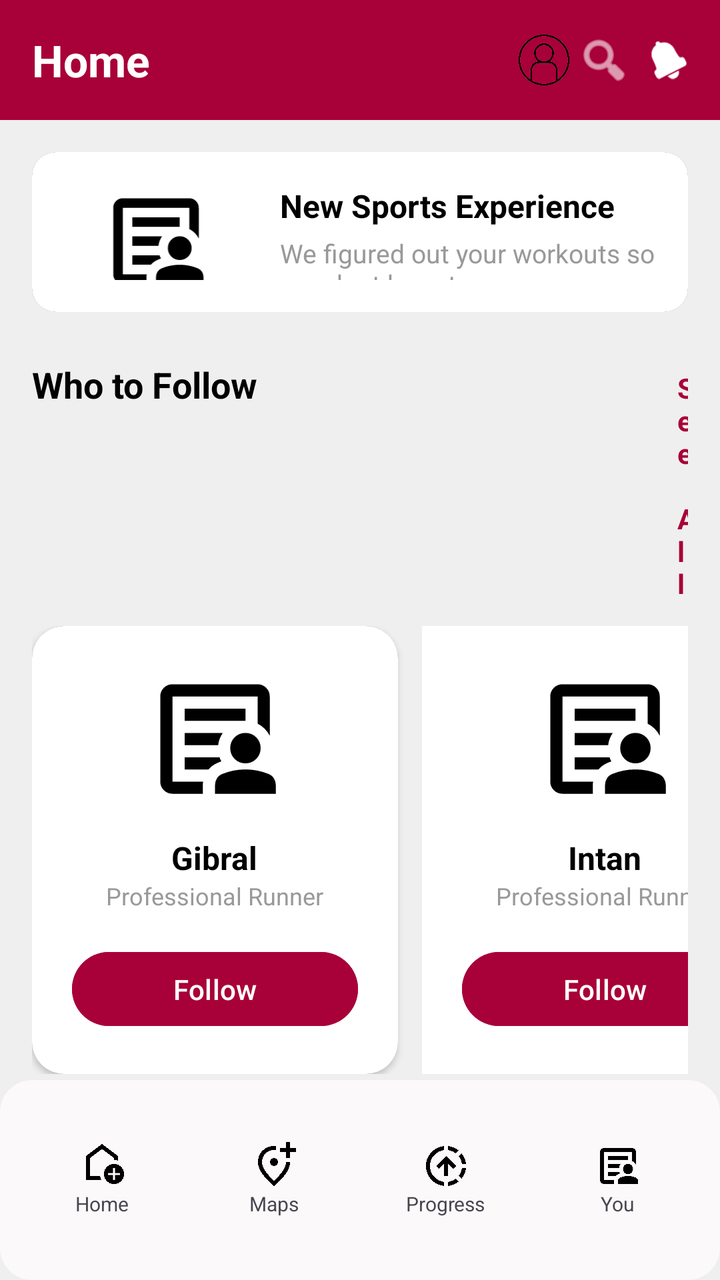
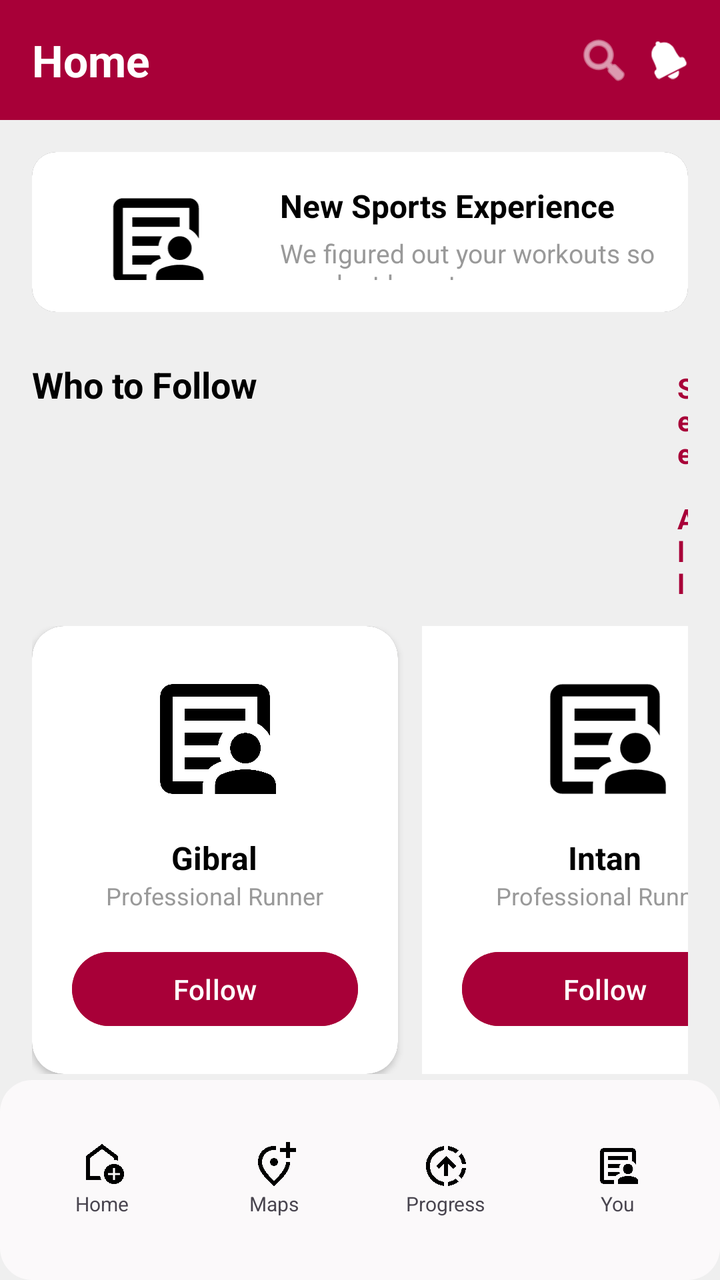

Compare the two renders of this Android layout. The source of the first and the diff that turns it into the second are given below.
<!-- AndroidManifest.xml: application theme Theme.Dtta -->
<!-- res/layout/activity_home.xml -->
<?xml version="1.0" encoding="utf-8"?>
<androidx.constraintlayout.widget.ConstraintLayout xmlns:android="http://schemas.android.com/apk/res/android"
    xmlns:app="http://schemas.android.com/apk/res-auto"
    xmlns:tools="http://schemas.android.com/tools"
    android:id="@+id/main"
    android:layout_width="match_parent"
    android:layout_height="match_parent"
    android:background="#EFEFEF">

    <RelativeLayout
        android:id="@+id/header"
        android:layout_width="match_parent"
        android:layout_height="60dp"
        android:background="#A80038"
        android:paddingHorizontal="16dp"
        app:layout_constraintTop_toTopOf="parent" >


        <TextView
            android:layout_width="wrap_content"
            android:layout_height="wrap_content"
            android:layout_centerVertical="true"
            android:text="Home"
            android:textColor="#FFFFFF"
            android:textSize="22sp"
            android:textStyle="bold" />

        <LinearLayout
            android:layout_width="wrap_content"
            android:layout_height="wrap_content"
            android:layout_alignParentEnd="true"
            android:layout_centerVertical="true">

            <ImageView
                android:id="@+id/icProfile"
                android:layout_width="32dp"
                android:layout_height="28dp"
                android:layout_weight="1"
                android:clickable="true"
                app:srcCompat="@drawable/orang" />

            <ImageView
                android:layout_width="28dp"
                android:layout_height="28dp"
                android:layout_marginEnd="9dp"
                android:src="@android:drawable/ic_menu_search"
                app:tint="#FFFFFF" />

            <ImageView
                android:layout_width="19dp"
                android:layout_height="match_parent"
                android:src="@android:drawable/ic_popup_reminder"
                app:tint="#FFFFFF" />
        </LinearLayout>
    </RelativeLayout>

    <androidx.core.widget.NestedScrollView
        android:layout_width="match_parent"
        android:layout_height="0dp"
        app:layout_constraintBottom_toTopOf="@id/bottomBar"
        app:layout_constraintTop_toBottomOf="@id/header">

        <LinearLayout
            android:layout_width="match_parent"
            android:layout_height="wrap_content"
            android:orientation="vertical"
            android:padding="16dp">

            <androidx.cardview.widget.CardView
                android:id="@+id/btnStrava"
                android:layout_width="match_parent"
                android:layout_height="80dp"
                android:layout_marginBottom="24dp"
                android:clickable="true"
                app:cardBackgroundColor="#1C1C1E"
                app:cardCornerRadius="12dp"
                app:cardElevation="0dp">

                <LinearLayout
                    android:layout_width="match_parent"
                    android:layout_height="wrap_content"
                    android:background="#FFFFFF"
                    android:padding="16dp">

                    <ImageView
                        android:layout_width="92dp"
                        android:layout_height="57dp"
                        android:layout_weight="0"
                        app:srcCompat="@drawable/ic_person" />

                    <LinearLayout
                        android:layout_width="0dp"
                        android:layout_height="wrap_content"
                        android:layout_marginStart="16dp"
                        android:layout_weight="1"
                        android:orientation="vertical">

                        <TextView
                            android:layout_width="wrap_content"
                            android:layout_height="wrap_content"
                            android:text="New Sports Experience"
                            android:textColor="#000000"
                            android:textSize="16sp"
                            android:textStyle="bold" />

                        <TextView
                            android:layout_width="wrap_content"
                            android:layout_height="wrap_content"
                            android:layout_marginTop="4dp"
                            android:text="We figured out your workouts so you dont have to"
                            android:textColor="#999999"
                            android:textSize="13sp" />
                    </LinearLayout>
                </LinearLayout>
            </androidx.cardview.widget.CardView>

            <LinearLayout
                android:layout_width="match_parent"
                android:layout_height="wrap_content"
                android:layout_marginBottom="16dp">

                <TextView
                    android:layout_width="wrap_content"
                    android:layout_height="wrap_content"
                    android:layout_marginEnd="210dp"
                    android:text="Who to Follow"
                    android:textColor="#000000"
                    android:textSize="18sp"
                    android:textStyle="bold" />

                <TextView
                    android:layout_width="wrap_content"
                    android:layout_height="wrap_content"
                    android:text="See All"
                    android:textColor="#A80038"
                    android:textStyle="bold" />
            </LinearLayout>

            <HorizontalScrollView
                android:layout_width="match_parent"
                android:layout_height="wrap_content"
                android:scrollbars="none">

                <LinearLayout
                    android:layout_width="wrap_content"
                    android:layout_height="wrap_content"
                    android:orientation="horizontal">

                    <androidx.cardview.widget.CardView
                        android:layout_width="match_parent"
                        android:layout_height="match_parent"
                        android:layout_marginEnd="12dp"
                        app:cardBackgroundColor="#1C1C1E"
                        app:cardCornerRadius="16dp">

                        <LinearLayout
                            android:layout_width="match_parent"
                            android:layout_height="wrap_content"
                            android:background="#FFFFFF"
                            android:gravity="center"
                            android:orientation="vertical"
                            android:padding="20dp">

                            <ImageView
                                android:layout_width="143dp"
                                android:layout_height="73dp"
                                app:srcCompat="@drawable/ic_person"/>

                            <TextView
                                android:layout_width="wrap_content"
                                android:layout_height="wrap_content"
                                android:layout_marginTop="12dp"
                                android:text="Gibral"
                                android:textColor="#000000"
                                android:textSize="16sp"
                                android:textStyle="bold" />

                            <TextView
                                android:layout_width="wrap_content"
                                android:layout_height="wrap_content"
                                android:text="Professional Runner"
                                android:textColor="#999999"
                                android:textSize="12sp" />

                            <Button
                                android:layout_width="match_parent"
                                android:layout_height="45dp"
                                android:layout_marginTop="16dp"
                                android:backgroundTint="#A80038"
                                android:text="Follow"
                                android:textAllCaps="false"
                                android:textColor="#FFFFFF" />
                        </LinearLayout>
                    </androidx.cardview.widget.CardView>

                    <LinearLayout
                        android:layout_width="match_parent"
                        android:layout_height="match_parent"
                        android:layout_marginEnd="10dp"
                        android:background="#FFFFFF"
                        android:gravity="center"
                        android:orientation="vertical"
                        android:padding="20dp">

                        <ImageView
                            android:layout_width="143dp"
                            android:layout_height="73dp"
                            app:srcCompat="@drawable/ic_person" />

                        <TextView
                            android:layout_width="wrap_content"
                            android:layout_height="wrap_content"
                            android:layout_marginTop="12dp"
                            android:text="Intan"
                            android:textColor="#000000"
                            android:textSize="16sp"
                            android:textStyle="bold" />

                        <TextView
                            android:layout_width="wrap_content"
                            android:layout_height="wrap_content"
                            android:text="Professional Runner"
                            android:textColor="#999999"
                            android:textSize="12sp" />

                        <Button
                            android:layout_width="match_parent"
                            android:layout_height="45dp"
                            android:layout_marginTop="16dp"
                            android:backgroundTint="#A80038"
                            android:text="Follow"
                            android:textAllCaps="false"
                            android:textColor="#FFFFFF" />
                    </LinearLayout>

                    <LinearLayout
                        android:layout_width="match_parent"
                        android:layout_height="match_parent"
                        android:orientation="horizontal">

                        <androidx.cardview.widget.CardView
                            android:layout_width="220dp"
                            android:layout_height="wrap_content"
                            android:layout_marginEnd="12dp"
                            app:cardBackgroundColor="#1C1C1E"
                            app:cardCornerRadius="16dp">

                            <LinearLayout
                                android:layout_width="match_parent"
                                android:layout_height="wrap_content"
                                android:background="#FFFFFF"
                                android:gravity="center"
                                android:orientation="vertical"
                                android:padding="20dp">

                                <ImageView
                                    android:layout_width="143dp"
                                    android:layout_height="73dp"
                                    app:srcCompat="@drawable/ic_person" />

                                <TextView
                                    android:layout_width="wrap_content"
                                    android:layout_height="wrap_content"
                                    android:layout_marginTop="12dp"
                                    android:text="Haikal"
                                    android:textColor="#000000"
                                    android:textSize="16sp"
                                    android:textStyle="bold" />

                                <TextView
                                    android:layout_width="wrap_content"
                                    android:layout_height="wrap_content"
                                    android:text="Professional Runner"
                                    android:textColor="#999999"
                                    android:textSize="12sp" />

                                <Button
                                    android:layout_width="match_parent"
                                    android:layout_height="45dp"
                                    android:layout_marginTop="16dp"
                                    android:backgroundTint="#A80038"
                                    android:text="Follow"
                                    android:textAllCaps="false"
                                    android:textColor="#FFFFFF" />
                            </LinearLayout>
                        </androidx.cardview.widget.CardView>

                    </LinearLayout>

                    <androidx.cardview.widget.CardView
                        android:layout_width="220dp"
                        android:layout_height="wrap_content"
                        android:layout_marginEnd="12dp"
                        app:cardBackgroundColor="#1C1C1E"
                        app:cardCornerRadius="16dp">

                        <LinearLayout
                            android:layout_width="match_parent"
                            android:layout_height="wrap_content"
                            android:background="#FFFFFF"
                            android:gravity="center"
                            android:orientation="vertical"
                            android:padding="20dp">

                            <ImageView
                                android:layout_width="143dp"
                                android:layout_height="73dp"
                                app:srcCompat="@drawable/ic_person" />

                            <TextView
                                android:layout_width="wrap_content"
                                android:layout_height="wrap_content"
                                android:layout_marginTop="12dp"
                                android:text="Reyhan"
                                android:textColor="#000000"
                                android:textSize="16sp"
                                android:textStyle="bold" />

                            <TextView
                                android:layout_width="wrap_content"
                                android:layout_height="wrap_content"
                                android:text="Professional Runner"
                                android:textColor="#999999"
                                android:textSize="12sp" />

                            <Button
                                android:layout_width="match_parent"
                                android:layout_height="45dp"
                                android:layout_marginTop="16dp"
                                android:backgroundTint="#A80038"
                                android:text="Follow"
                                android:textAllCaps="false"
                                android:textColor="#FFFFFF" />
                        </LinearLayout>
                    </androidx.cardview.widget.CardView>

                </LinearLayout>
            </HorizontalScrollView>

            <LinearLayout
                android:layout_width="match_parent"
                android:layout_height="match_parent"
                android:orientation="vertical">

                <androidx.cardview.widget.CardView
                    android:layout_width="match_parent"
                    android:layout_height="match_parent"
                    android:layout_marginBottom="24dp"
                    android:clickable="true"
                    app:cardBackgroundColor="#1C1C1E"
                    app:cardCornerRadius="12dp"
                    app:cardElevation="0dp">

                </androidx.cardview.widget.CardView>

                <LinearLayout
                    android:layout_width="match_parent"
                    android:layout_height="match_parent"
                    android:layout_marginBottom="16dp"
                    android:orientation="vertical">

                    <TextView
                        android:layout_width="wrap_content"
                        android:layout_height="wrap_content"
                        android:layout_marginEnd="210dp"
                        android:layout_marginBottom="10dp"
                        android:text="Global Challenge"
                        android:textColor="#000000"
                        android:textSize="18sp"
                        android:textStyle="bold" />

                    <LinearLayout
                        android:layout_width="match_parent"
                        android:layout_height="178dp"
                        android:background="#FFFFFF"
                        android:padding="16dp">

                        <ImageView
                            android:layout_width="191dp"
                            android:layout_height="146dp"
                            android:layout_weight="0"
                            app:srcCompat="@drawable/ic_person" />

                        <LinearLayout
                            android:layout_width="0dp"
                            android:layout_height="wrap_content"
                            android:layout_marginStart="16dp"
                            android:layout_weight="1"
                            android:orientation="vertical">

                            <TextView
                                android:layout_width="wrap_content"
                                android:layout_height="wrap_content"
                                android:layout_marginEnd="1dp"
                                android:text="Accept the global challenge"
                                android:textColor="#000000"
                                android:textSize="16sp"
                                android:textStyle="bold" />

                            <TextView
                                android:layout_width="wrap_content"
                                android:layout_height="wrap_content"
                                android:text="More than 10.000 athletes have already joined"
                                android:textColor="#999999"
                                android:textSize="13sp" />

                            <Button
                                android:id="@+id/btnChallenge"
                                android:layout_width="match_parent"
                                android:layout_height="45dp"
                                android:backgroundTint="#A80038"
                                android:text="Join"
                                android:textAllCaps="false"
                                android:textColor="#FFFFFF" />

                        </LinearLayout>
                    </LinearLayout>

                </LinearLayout>
            </LinearLayout>

        </LinearLayout>
    </androidx.core.widget.NestedScrollView>

    <LinearLayout
        android:id="@+id/bottomBar"
        android:layout_width="match_parent"
        android:layout_height="100dp"
        android:background="@drawable/bg_drag"
        android:orientation="horizontal"
        android:paddingHorizontal="8dp"
        android:gravity="center"
        app:layout_constraintBottom_toBottomOf="parent">

        <LinearLayout
            android:id="@+id/btnHome"
            android:layout_width="0dp"
            android:layout_height="match_parent"
            android:layout_weight="1"
            android:gravity="center"
            android:orientation="vertical"
            android:clickable="true"
            android:focusable="true">

            <ImageView
                android:layout_width="24dp"
                android:layout_height="24dp"
                android:src="@drawable/ic_home"/>

            <TextView
                android:layout_width="wrap_content"
                android:layout_height="wrap_content"
                android:text="Home"
                android:textSize="10sp"/>
        </LinearLayout>

        <LinearLayout
            android:id="@+id/btnMaps"
            android:layout_width="0dp"
            android:layout_height="match_parent"
            android:layout_weight="1"
            android:gravity="center"
            android:orientation="vertical"
            android:clickable="true"
            android:focusable="true">

            <ImageView
                android:layout_width="24dp"
                android:layout_height="24dp"
                android:src="@drawable/ic_map"/>

            <TextView
                android:layout_width="wrap_content"
                android:layout_height="wrap_content"
                android:text="Maps"
                android:textSize="10sp"/>
        </LinearLayout>


        <LinearLayout
            android:id="@+id/btnProgress"
            android:layout_width="0dp"
            android:layout_height="match_parent"
            android:layout_weight="1"
            android:gravity="center"
            android:orientation="vertical"
            android:clickable="true"
            android:focusable="true">

            <ImageView
                android:layout_width="24dp"
                android:layout_height="24dp"
                android:src="@drawable/ic_progress"/>

            <TextView
                android:layout_width="wrap_content"
                android:layout_height="wrap_content"
                android:text="Progress"
                android:textSize="10sp"/>
        </LinearLayout>

        <LinearLayout
            android:id="@+id/btnProfile"
            android:layout_width="0dp"
            android:layout_height="match_parent"
            android:layout_weight="1"
            android:gravity="center"
            android:orientation="vertical"
            android:clickable="true"
            android:focusable="true">

            <ImageView
                android:layout_width="24dp"
                android:layout_height="24dp"
                android:src="@drawable/ic_person"/>

            <TextView
                android:layout_width="wrap_content"
                android:layout_height="wrap_content"
                android:text="You"
                android:textSize="10sp"/>
        </LinearLayout>

    </LinearLayout>


</androidx.constraintlayout.widget.ConstraintLayout>
<!-- resources referenced by this layout -->
<resources>
  <!-- drawable bg_drag (drawable) -->
  <?xml version="1.0" encoding="utf-8"?>
  <shape xmlns:android="http://schemas.android.com/apk/res/android">
  
      <solid android:color="#FBF9FA"/>
  
      <corners android:radius="16dp"/>
  
  </shape>
  <!-- drawable ic_home (drawable) -->
  <vector xmlns:android="http://schemas.android.com/apk/res/android" android:height="24dp" android:tint="#000000" android:viewportHeight="960" android:viewportWidth="960" android:width="24dp">
        
      <path android:fillColor="@android:color/white" android:pathData="M700,760L740,760L740,660L840,660L840,620L740,620L740,520L700,520L700,620L600,620L600,660L700,660L700,760ZM720,840Q637,840 578.5,781.5Q520,723 520,640Q520,557 578.5,498.5Q637,440 720,440Q803,440 861.5,498.5Q920,557 920,640Q920,723 861.5,781.5Q803,840 720,840ZM160,760L160,280L480,40L800,280L800,372Q781,366 761,363Q741,360 720,360L720,320L480,140L240,320L240,680L443,680Q446,701 452,721Q458,741 467,760L160,760ZM480,410L480,410L480,410L480,410L480,410Q480,410 480,410Q480,410 480,410Q480,410 480,410Q480,410 480,410Z"/>
      
  </vector>
  <!-- drawable ic_map (drawable) -->
  <vector xmlns:android="http://schemas.android.com/apk/res/android" android:height="24dp" android:tint="#000000" android:viewportHeight="960" android:viewportWidth="960" android:width="24dp">
        
      <path android:fillColor="@android:color/white" android:pathData="M480,880Q319,743 239.5,625.5Q160,508 160,408Q160,258 256.5,169Q353,80 480,80Q490,80 500,80Q510,80 520,82L520,163Q510,161 500.5,160.5Q491,160 480,160Q379,160 309.5,229.5Q240,299 240,408Q240,479 299,570.5Q358,662 480,774Q602,662 661,570.5Q720,479 720,408Q720,406 720,404Q720,402 720,400L800,400Q800,402 800,404Q800,406 800,408Q800,508 720.5,625.5Q641,743 480,880ZM480,480Q513,480 536.5,456.5Q560,433 560,400Q560,367 536.5,343.5Q513,320 480,320Q447,320 423.5,343.5Q400,367 400,400Q400,433 423.5,456.5Q447,480 480,480ZM480,400Q480,400 480,400Q480,400 480,400Q480,400 480,400Q480,400 480,400Q480,400 480,400Q480,400 480,400L480,400L480,400L480,400L480,400Q480,400 480,400Q480,400 480,400Q480,400 480,400Q480,400 480,400ZM720,320L800,320L800,200L920,200L920,120L800,120L800,0L720,0L720,120L600,120L600,200L720,200L720,320Z"/>
      
  </vector>
  <!-- drawable ic_progress (drawable) -->
  <vector xmlns:android="http://schemas.android.com/apk/res/android" android:height="24dp" android:tint="#000000" android:viewportHeight="960" android:viewportWidth="960" android:width="24dp">
        
      <path android:fillColor="@android:color/white" android:pathData="M441,878Q365,870 299.5,836.5Q234,803 185,749.5Q136,696 108,627Q80,558 80,480Q80,323 184.5,210Q289,97 441,82L441,163Q322,178 241,267.5Q160,357 160,480Q160,603 241,692.5Q322,782 441,797L441,878ZM441,680L441,433L337,537L281,480L481,280L681,480L624,536L521,433L521,680L441,680ZM521,878L521,797Q565,792 604.5,775Q644,758 677,732L734,790Q689,826 635,849Q581,872 521,878ZM676,228Q643,202 604,185Q565,168 521,163L521,82Q581,88 635,111Q689,134 734,170L676,228ZM790,733L733,676Q759,643 776,603.5Q793,564 798,520L879,520Q873,580 849.5,634Q826,688 790,733ZM798,440Q793,396 776,356.5Q759,317 733,284L790,227Q826,272 849.5,326Q873,380 879,440L798,440Z"/>
      
  </vector>
  <!-- drawable orang: png bitmap (drawable, 88787 bytes) -->
  <style name="Theme.Dtta" parent="Base.Theme.Dtta" />
  <style name="Base.Theme.Dtta" parent="Theme.Material3.DayNight.NoActionBar">
          
          
      </style>
  <!-- unchanged entries left out for length: 1 -->
</resources>

<!-- the commit's change to res/layout/activity_home.xml (unified diff, before → after) -->
@@ -32,14 +32,7 @@
             android:layout_centerVertical="true">
 
             <ImageView
-                android:id="@+id/icProfile"
-                android:layout_width="32dp"
-                android:layout_height="28dp"
-                android:layout_weight="1"
-                android:clickable="true"
-                app:srcCompat="@drawable/orang" />
-
-            <ImageView
+                android:id="@+id/btnSearchSocial"
                 android:layout_width="28dp"
                 android:layout_height="28dp"
                 android:layout_marginEnd="9dp"
@@ -129,12 +122,21 @@
                     android:textStyle="bold" />
 
                 <TextView
+                    android:id="@+id/btnSeeAll"
                     android:layout_width="wrap_content"
                     android:layout_height="wrap_content"
                     android:text="See All"
                     android:textColor="#A80038"
                     android:textStyle="bold" />
             </LinearLayout>
+
+            <com.google.android.material.tabs.TabLayout
+                android:id="@+id/tabLayout"
+                android:layout_width="match_parent"
+                android:layout_height="wrap_content"
+                android:visibility="gone"
+                app:tabIndicatorColor="#A80038"
+                app:tabSelectedTextColor="#A80038"/>
 
             <HorizontalScrollView
                 android:layout_width="match_parent"
<!-- resource entries referenced after the edit -->
@@ -27,7 +27,6 @@
       <path android:fillColor="@android:color/white" android:pathData="M441,878Q365,870 299.5,836.5Q234,803 185,749.5Q136,696 108,627Q80,558 80,480Q80,323 184.5,210Q289,97 441,82L441,163Q322,178 241,267.5Q160,357 160,480Q160,603 241,692.5Q322,782 441,797L441,878ZM441,680L441,433L337,537L281,480L481,280L681,480L624,536L521,433L521,680L441,680ZM521,878L521,797Q565,792 604.5,775Q644,758 677,732L734,790Q689,826 635,849Q581,872 521,878ZM676,228Q643,202 604,185Q565,168 521,163L521,82Q581,88 635,111Q689,134 734,170L676,228ZM790,733L733,676Q759,643 776,603.5Q793,564 798,520L879,520Q873,580 849.5,634Q826,688 790,733ZM798,440Q793,396 776,356.5Q759,317 733,284L790,227Q826,272 849.5,326Q873,380 879,440L798,440Z"/>
       
   </vector>
-  <!-- drawable orang: png bitmap (drawable, 88787 bytes) -->
   <style name="Theme.Dtta" parent="Base.Theme.Dtta" />
   <style name="Base.Theme.Dtta" parent="Theme.Material3.DayNight.NoActionBar">
           
